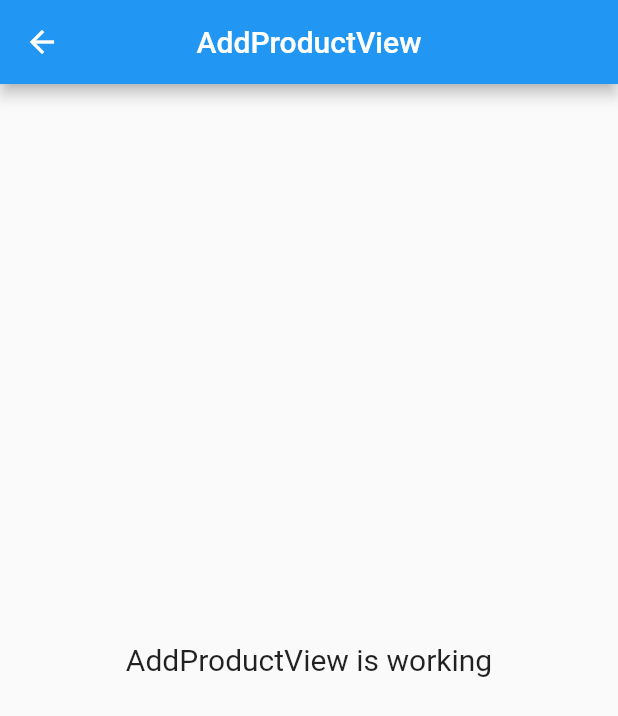
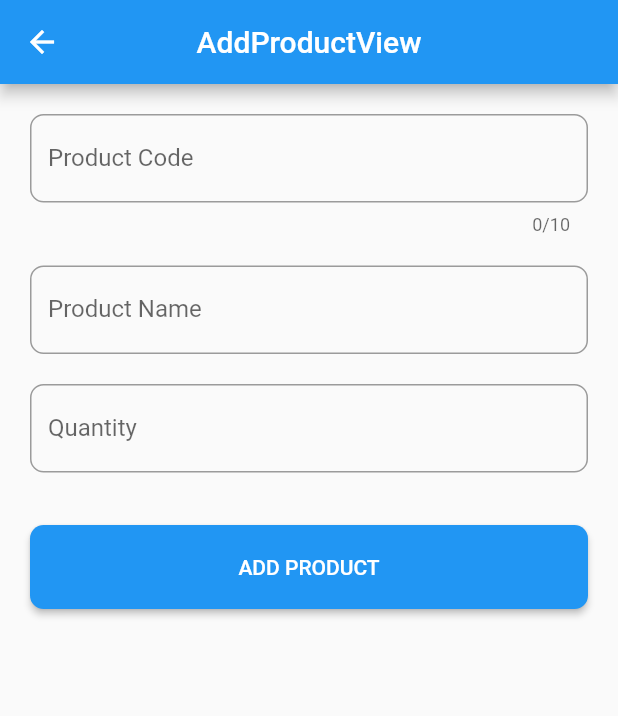
Before and after one commit to HernanFebri/qrcode_app, a Flutter app: the AddProductView screen opened by its route, on a phone screen of 412 x 824 dp. Shown: the top 716 px of the screen. Run offline on Flutter 3.47's test engine with Material 3 defaults, Android fonts, the phone set to English and light mode, and no system bars; our stand-ins replace cloud_firestore, firebase_auth, firebase_core, get; accounts and stored records are empty; network calls fail.

Commit message:
Add Product and Update Add Product View

```diff
--- a/lib/app/modules/add_product/views/add_product_view.dart
+++ b/lib/app/modules/add_product/views/add_product_view.dart
@@ -5,7 +5,11 @@ import 'package:get/get.dart';
 import '../controllers/add_product_controller.dart';
 
 class AddProductView extends GetView<AddProductController> {
-  const AddProductView({super.key});
+  AddProductView({super.key});
+
+  final TextEditingController codeC = TextEditingController();
+  final TextEditingController nameC = TextEditingController();
+  final TextEditingController qtyC = TextEditingController();
   @override
   Widget build(BuildContext context) {
     return Scaffold(
@@ -13,11 +17,87 @@ class AddProductView extends GetView<AddProductController> {
         title: const Text('AddProductView'),
         centerTitle: true,
       ),
-      body: const Center(
-        child: Text(
-          'AddProductView is working',
-          style: TextStyle(fontSize: 20),
-        ),
+      body: ListView(
+        padding: const EdgeInsets.all(20),
+        children: [
+          TextField(
+            autocorrect: false,
+            controller: codeC,
+            keyboardType: TextInputType.number,
+            maxLength: 10,
+            decoration: InputDecoration(
+              labelText: "Product Code",
+              border: OutlineInputBorder(
+                borderRadius: BorderRadius.circular(9),
+              ),
+            ),
+          ),
+          const SizedBox(
+            height: 20,
+          ),
+          TextField(
+            autocorrect: false,
+            controller: nameC,
+            keyboardType: TextInputType.text,
+            decoration: InputDecoration(
+              labelText: "Product Name",
+              border: OutlineInputBorder(
+                borderRadius: BorderRadius.circular(9),
+              ),
+            ),
+          ),
+          const SizedBox(
+            height: 20,
+          ),
+          TextField(
+            autocorrect: false,
+            controller: qtyC,
+            keyboardType: TextInputType.number,
+            decoration: InputDecoration(
+              labelText: "Quantity",
+              border: OutlineInputBorder(
+                borderRadius: BorderRadius.circular(9),
+              ),
+            ),
+          ),
+          const SizedBox(
+            height: 35,
+          ),
+          ElevatedButton(
+            onPressed: () async {
+              if (controller.isLoading.isFalse) {
+                if (codeC.text.isNotEmpty &&
+                    nameC.text.isNotEmpty &&
+                    qtyC.text.isNotEmpty) {
+                  controller.isLoading(true);
+                  Map<String, dynamic> hasil = await controller.addProduct({
+                    "code": codeC.text,
+                    "name": nameC.text,
+                    "qty": int.tryParse(qtyC.text) ?? 0,
+                  });
+                  controller.isLoading(false);
+
+                  Get.back();
+
+                  Get.snackbar(hasil["error"] == true ? "Error" : "Success",
+                      hasil["message"]);
+                } else {
+                  Get.snackbar("Error", "Semua data wajib diisi.");
+                }
+              }
+            },
+            style: ElevatedButton.styleFrom(
+              shape: RoundedRectangleBorder(
+                borderRadius: BorderRadius.circular(9),
+              ),
+              padding: const EdgeInsets.symmetric(vertical: 20),
+            ),
+            child: Obx(
+              () => Text(
+                  controller.isLoading.isFalse ? "ADD PRODUCT" : "LOADING..."),
+            ),
+          )
+        ],
       ),
     );
   }
--- a/lib/app/modules/loading/loading_screen.dart
+++ b/lib/app/modules/loading/loading_screen.dart
@@ -18,7 +18,7 @@ class LoadingView extends StatelessWidget {
   Widget build(BuildContext context) {
     return const Scaffold(
       body: Center(
-        child: const CircularProgressIndicator(),
+        child: CircularProgressIndicator(),
       ),
     );
   }
--- a/lib/app/routes/app_pages.dart
+++ b/lib/app/routes/app_pages.dart
@@ -29,7 +29,7 @@ class AppPages {
     ),
     GetPage(
       name: _Paths.addProduct,
-      page: () => const AddProductView(),
+      page: () => AddProductView(),
       binding: AddProductBinding(),
     ),
     GetPage(
--- a/pubspec.yaml
+++ b/pubspec.yaml
@@ -16,6 +16,7 @@ dependencies:
   get: ^4.6.6
   firebase_core: ^3.4.0
   firebase_auth: ^5.2.0
+  cloud_firestore: ^5.4.0
 
 dev_dependencies:
   flutter_test:
```
Also changed, not shown: lib/app/modules/add_product/controllers/add_product_controller.dart (+23 -17 lines), lib/app/modules/home/views/home_view.dart (+67 -5 lines), pubspec.lock, 4 other files.
